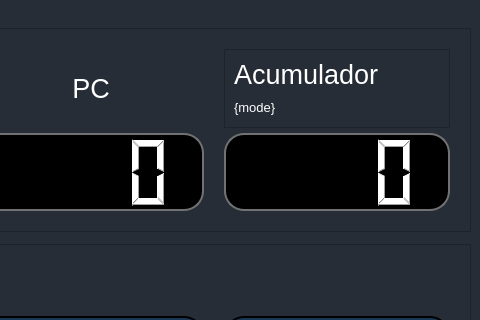
This is src/GUI/MainPage.ui in JoaoVitorBranco/BIPy as Qt 5 draws it before an edit; both pictures show x 298 to 778 and y 0 to 320 of the 778 by 689 pixel window. The edited form follows.
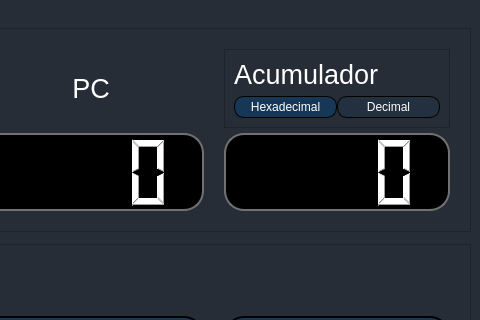
This is the edited form.

Commit message: Alternador de modo visível

Diff of the .ui file:
```diff
--- a/src/GUI/MainPage.ui
+++ b/src/GUI/MainPage.ui
@@ -348,15 +348,67 @@
            </widget>
           </item>
           <item>
-           <widget class="QLabel" name="label_4">
-            <property name="font">
-             <font>
-              <pointsize>10</pointsize>
-             </font>
+           <widget class="QFrame" name="frame_5">
+            <property name="styleSheet">
+             <string notr="true">QLabel{
+	border: 1px solid black;
+	border-radius: 10%;
+	background: rgba(0, 71, 133,0.4);
+}</string>
             </property>
-            <property name="text">
-             <string>{mode}</string>
+            <property name="frameShape">
+             <enum>QFrame::NoFrame</enum>
             </property>
+            <property name="frameShadow">
+             <enum>QFrame::Raised</enum>
+            </property>
+            <layout class="QHBoxLayout" name="horizontalLayout">
+             <property name="spacing">
+              <number>0</number>
+             </property>
+             <property name="leftMargin">
+              <number>0</number>
+             </property>
+             <property name="topMargin">
+              <number>0</number>
+             </property>
+             <property name="rightMargin">
+              <number>0</number>
+             </property>
+             <property name="bottomMargin">
+              <number>0</number>
+             </property>
+             <item>
+              <widget class="QLabel" name="label_4">
+               <property name="styleSheet">
+                <string notr="true">QLabel{
+	background:rgba(0, 71, 133, 0.4);
+}</string>
+               </property>
+               <property name="text">
+                <string>Hexadecimal</string>
+               </property>
+               <property name="alignment">
+                <set>Qt::AlignCenter</set>
+               </property>
+              </widget>
+             </item>
+             <item>
+              <widget class="QLabel" name="label_5">
+               <property name="styleSheet">
+                <string notr="true">QLabel{
+	background:rgba(0, 71, 133, 0.1);
+}</string>
+               </property>
+               <property name="text">
+                <string>Decimal</string>
+               </property>
+               <property name="alignment">
+                <set>Qt::AlignCenter</set>
+               </property>
+              </widget>
+             </item>
+            </layout>
            </widget>
           </item>
          </layout>
```
The commit also changes 1 other file.
